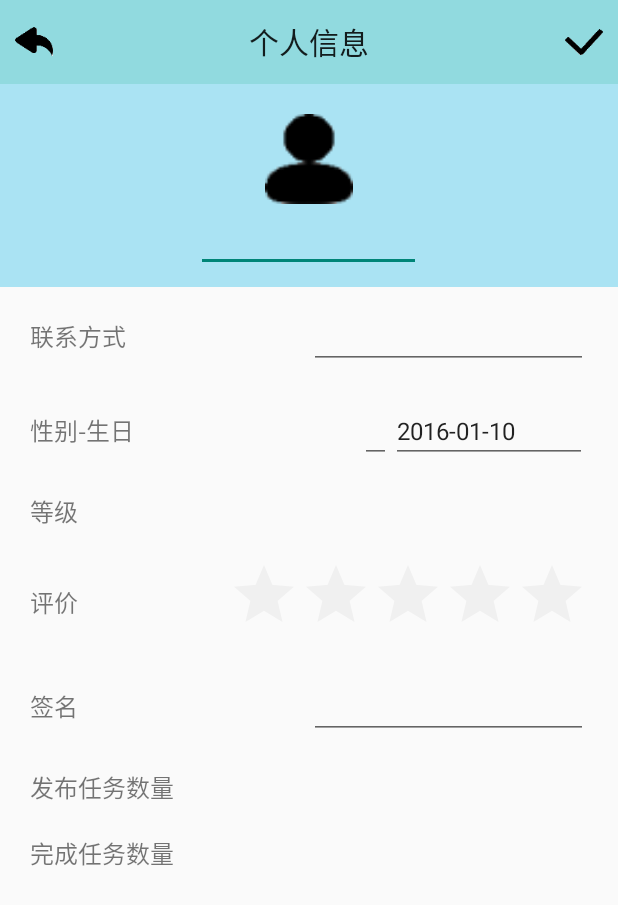
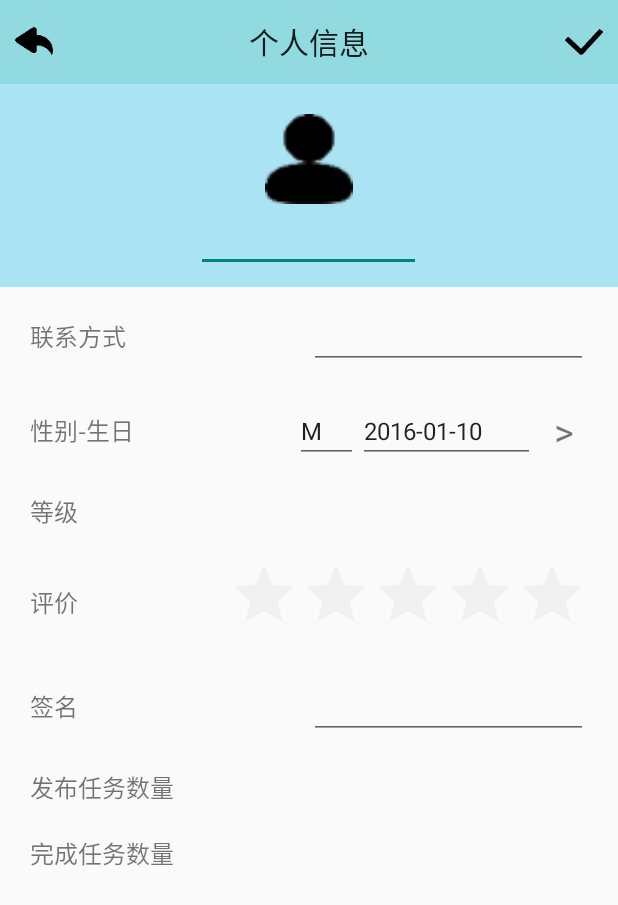
Before and after one commit to jklj077/Errand, an Android app: the UserInfoDetailActivity screen opened directly, with no data from a screen before it, on a phone screen of 412 x 824 dp. Shown: the top 905 px of the screen. Run offline under Robolectric (Android 15) with nearby library versions, the phone set to English and light mode, and no system bars; 5 statements that could not run were skipped.

```diff
--- a/app/build.gradle
+++ b/app/build.gradle
@@ -27,4 +27,5 @@ dependencies {
     compile 'com.android.support:design:23.4.0'
     compile 'com.android.support:support-v4:23.4.0'
     compile 'com.github.orangegangsters:swipy:1.1.0@aar'
+    compile 'com.google.android.gms:play-services-appindexing:8.1.0'
 }
--- a/app/src/main/AndroidManifest.xml
+++ b/app/src/main/AndroidManifest.xml
@@ -21,7 +21,11 @@
         <activity android:name=".TaskInfoDetailActivity" />
         <activity android:name=".UserInfoChangeActivity" />
         <activity android:name=".UserInfoDetailActivity" />
-        <activity android:name=".UserInfoTaskListActivity"></activity>
+        <activity android:name=".UserInfoTaskListActivity"></activity><!-- ATTENTION: This was auto-generated to add Google Play services to your project for
+     App Indexing.  See https://g.co/AppIndexing/AndroidStudio for more information. -->
+        <meta-data
+            android:name="com.google.android.gms.version"
+            android:value="@integer/google_play_services_version" />
     </application>
 
 </manifest>
--- a/app/src/main/java/com/example/errand/errand/UserInfoDetailActivity.java
+++ b/app/src/main/java/com/example/errand/errand/UserInfoDetailActivity.java
@@ -8,18 +8,38 @@
 package com.example.errand.errand;
 
 import android.app.Activity;
+import android.app.AlertDialog;
+import android.app.DatePickerDialog;
+import android.app.Dialog;
+import android.app.TimePickerDialog;
+import android.content.DialogInterface;
 import android.content.Intent;
+import android.net.Uri;
 import android.os.AsyncTask;
 import android.os.Bundle;
+import android.os.IBinder;
+import android.support.design.widget.TextInputEditText;
+import android.support.design.widget.TextInputLayout;
+import android.text.InputType;
 import android.text.TextUtils;
 import android.util.Log;
+import android.view.MotionEvent;
 import android.view.View;
+import android.view.inputmethod.InputMethodManager;
+import android.widget.Button;
+import android.widget.DatePicker;
 import android.widget.EditText;
 import android.widget.RatingBar;
 import android.widget.TextView;
+import android.widget.TimePicker;
+
+import com.google.android.gms.appindexing.Action;
+import com.google.android.gms.appindexing.AppIndex;
+import com.google.android.gms.common.api.GoogleApiClient;
 
 import org.json.JSONArray;
 import org.json.JSONObject;
+import org.w3c.dom.Text;
 
 import java.io.BufferedReader;
 import java.io.InputStreamReader;
@@ -29,6 +49,11 @@ import java.net.CookieHandler;
 import java.net.CookieManager;
 import java.net.URL;
 import java.net.URLConnection;
+import java.text.SimpleDateFormat;
+import java.util.Calendar;
+
+import static android.app.AlertDialog.*;
+import static com.example.errand.errand.TaskInfoDetailActivity.disableEditText;
 
 public class UserInfoDetailActivity extends Activity {
     private TextView back;
@@ -43,8 +68,15 @@ public class UserInfoDetailActivity extends Activity {
     private TextView finish_num;
     private RatingBar rating;
     private Errand app;
+    private Calendar birthtime;
+    private SimpleDateFormat format;
     private UserInfoChangeActivity.UserChangeInfoTask mChangeUserInfoTask;
     private UserInfoChangeActivity.UserChangePasswordTask mChangePasswordTask;
+    /**
+     * ATTENTION: This was auto-generated to implement the App Indexing API.
+     * See https://g.co/AppIndexing/AndroidStudio for more information.
+     */
+    private GoogleApiClient client;
 
     @Override
     protected void onCreate(Bundle savedInstanceState) {
@@ -53,7 +85,7 @@ public class UserInfoDetailActivity extends Activity {
         setContentView(R.layout.activity_user_info);
         String user = getIntent().getStringExtra("username");
         //Log.d("ERRAND", taskinfo.mPhone_number);
-
+        format = new SimpleDateFormat("yyyy-MM-dd");
         post_num = (TextView) findViewById(R.id.post_task_num);
         finish_num = (TextView) findViewById(R.id.finish_task_num);
         rating = (RatingBar) findViewById(R.id.ratingBar);
@@ -66,12 +98,26 @@ public class UserInfoDetailActivity extends Activity {
 
         sex = (EditText) findViewById(R.id.sex);
 
+        nickname = (EditText) findViewById(R.id.nickname);
         birth = (EditText) findViewById(R.id.birth);
-
-        nickname = (EditText) findViewById(R.id.nickname);
-
-
-
+        birth.setClickable(false);
+        birth.setFocusable(false);
+        birth.setFocusableInTouchMode(false);
+        TextView bst = (TextView) findViewById(R.id.b_st);
+        bst.setOnClickListener(new View.OnClickListener() {
+            @Override
+            public void onClick(View v) {
+                final Calendar currentDate = Calendar.getInstance();
+                birthtime = Calendar.getInstance();
+                new TaskInfoDetailActivity.MyDatePickDialog(UserInfoDetailActivity.this, new DatePickerDialog.OnDateSetListener() {
+                    @Override
+                    public void onDateSet(DatePicker view, int year, int monthOfYear, int dayOfMonth) {
+                        birthtime.set(year, monthOfYear, dayOfMonth);
+                        birth.setText(format.format(birthtime.getTime()));
+                    }
+                }, currentDate.get(Calendar.YEAR), currentDate.get(Calendar.MONTH), currentDate.get(Calendar.DAY_OF_MONTH)).show();
+            }
+        });
         back = (TextView) findViewById(R.id.back);
         back.setOnClickListener(new View.OnClickListener() {
             @Override
@@ -88,13 +134,13 @@ public class UserInfoDetailActivity extends Activity {
                 String mphone = ((EditText) findViewById(R.id.phone)).getText().toString();
                 String mnickname = ((EditText) findViewById(R.id.nickname)).getText().toString();
                 Log.d("ERRAND", mnickname);
-                String msign = ((EditText)findViewById(R.id.sign)).getText().toString();
-                String msex =  ((EditText)findViewById(R.id.sex)).getText().toString();
-                String mbirth =  ((EditText)findViewById(R.id.birth)).getText().toString();
+                String msign = ((EditText) findViewById(R.id.sign)).getText().toString();
+                String msex = ((EditText) findViewById(R.id.sex)).getText().toString();
+                String mbirth = ((EditText) findViewById(R.id.birth)).getText().toString();
 
                 Log.d("ERRAND", "BEFORE START");
 
-                UserChangeInfoTask task = new UserChangeInfoTask(mnickname,msex, mphone,mbirth, msign);
+                UserChangeInfoTask task = new UserChangeInfoTask(mnickname, msex, mphone, mbirth, msign);
                 task.execute();
                 Intent intent = getIntent();
                 Bundle bundle = new Bundle();
@@ -103,7 +149,10 @@ public class UserInfoDetailActivity extends Activity {
                 finish();
             }
         });
-        if(!app.username.equals(user) && user != null){
+        if (!app.username.equals(user) && user != null) {
+            confirm.setClickable(false);
+            confirm.setEnabled(false);
+            confirm.setVisibility(View.GONE);
             nickname.setClickable(false);
             nickname.setEnabled(false);
             sex.setClickable(false);
@@ -117,14 +166,58 @@ public class UserInfoDetailActivity extends Activity {
 
             new UserGetUserProfileTask(user).execute();
 
-        }
-        else {
+        } else {
             UserGetInfoTask taskinfo = new UserGetInfoTask();
             taskinfo.execute();
             new UserGetUserProfileTask(app.username).execute();
         }
 
+        // ATTENTION: This was auto-generated to implement the App Indexing API.
+        // See https://g.co/AppIndexing/AndroidStudio for more information.
+        client = new GoogleApiClient.Builder(this).addApi(AppIndex.API).build();
     }
+
+
+    @Override
+    public void onStart() {
+        super.onStart();
+
+        // ATTENTION: This was auto-generated to implement the App Indexing API.
+        // See https://g.co/AppIndexing/AndroidStudio for more information.
+        client.connect();
+        Action viewAction = Action.newAction(
+                Action.TYPE_VIEW, // TODO: choose an action type.
+                "UserInfoDetail Page", // TODO: Define a title for the content shown.
+                // TODO: If you have web page content that matches this app activity's content,
+                // make sure this auto-generated web page URL is correct.
+                // Otherwise, set the URL to null.
+                Uri.parse("http://host/path"),
+                // TODO: Make sure this auto-generated app URL is correct.
+                Uri.parse("android-app://com.example.errand.errand/http/host/path")
+        );
+        AppIndex.AppIndexApi.start(client, viewAction);
+    }
+
+    @Override
+    public void onStop() {
+        super.onStop();
+
+        // ATTENTION: This was auto-generated to implement the App Indexing API.
+        // See https://g.co/AppIndexing/AndroidStudio for more information.
+        Action viewAction = Action.newAction(
+                Action.TYPE_VIEW, // TODO: choose an action type.
+                "UserInfoDetail Page", // TODO: Define a title for the content shown.
+                // TODO: If you have web page content that matches this app activity's content,
+                // make sure this auto-generated web page URL is correct.
+                // Otherwise, set the URL to null.
+                Uri.parse("http://host/path"),
+                // TODO: Make sure this auto-generated app URL is correct.
+                Uri.parse("android-app://com.example.errand.errand/http/host/path")
+        );
+        AppIndex.AppIndexApi.end(client, viewAction);
+        client.disconnect();
+    }
+
     /*
     修改用户信息类
     */
@@ -212,6 +305,7 @@ public class UserInfoDetailActivity extends Activity {
             mChangeUserInfoTask = null;
         }
     }
+
     /*
         获取用户信息类
 
@@ -285,13 +379,13 @@ public class UserInfoDetailActivity extends Activity {
                     System.out.println("signature = " + mSignature);
                     System.out.println("Get My User Info succeed");
                     phone.setText(mPhone_number);
-                    sign = (EditText)findViewById(R.id.sign);
+                    sign = (EditText) findViewById(R.id.sign);
                     sign.setText(mSignature);
-                    sex = (EditText)findViewById(R.id.sex);
+                    sex = (EditText) findViewById(R.id.sex);
                     sex.setText(mSex);
-                    birth = (EditText)findViewById(R.id.birth);
+                    birth = (EditText) findViewById(R.id.birth);
                     birth.setText(mBirthday);
-                    nickname = (EditText)findViewById(R.id.nickname);
+                    nickname = (EditText) findViewById(R.id.nickname);
                     nickname.setText(mNickname);
                 } catch (Exception Ejson) {
                     System.out.println("analyze failed: " + Ejson);
@@ -392,13 +486,13 @@ public class UserInfoDetailActivity extends Activity {
                     System.out.println("Get User Profile Succeed");
                     phone = (EditText) findViewById(R.id.phone);
                     phone.setText(phone_number);
-                    sign = (EditText)findViewById(R.id.sign);
+                    sign = (EditText) findViewById(R.id.sign);
                     sign.setText(zsignature);
-                    sex = (EditText)findViewById(R.id.sex);
+                    sex = (EditText) findViewById(R.id.sex);
                     sex.setText(zsex);
-                    birth = (EditText)findViewById(R.id.birth);
+                    birth = (EditText) findViewById(R.id.birth);
                     birth.setText(zbirthday);
-                    nickname = (EditText)findViewById(R.id.nickname);
+                    nickname = (EditText) findViewById(R.id.nickname);
                     nickname.setText(znickname);
                     post_num.setText(String.valueOf(taskCreated));
                     finish_num.setText(String.valueOf(taskCompleted));
--- a/app/src/main/res/layout/activity_user_info.xml
+++ b/app/src/main/res/layout/activity_user_info.xml
@@ -124,30 +124,43 @@
             android:orientation="horizontal"
             android:paddingBottom="10dp"
             android:paddingLeft="20dp"
-            android:paddingRight="20dp"
+            android:paddingRight="15dp"
             android:paddingTop="10dp">
 
             <TextView
                 android:id="@+id/textView_sex"
                 android:layout_width="0dp"
                 android:layout_height="wrap_content"
-                android:layout_weight="0.5"
+                android:layout_weight="0.45"
                 android:text="性别-生日"
                 android:textSize="16sp" />
 
             <EditText
                 android:id="@+id/sex"
-                android:layout_width="wrap_content"
+                android:layout_width="0dp"
+                android:text="M"
                 android:layout_height="wrap_content"
+                android:textSize="16sp"
+                android:layout_weight="0.1075" />
+
+            <android.support.design.widget.TextInputEditText
+                android:id="@+id/birth"
+                android:layout_width="0dp"
+                android:layout_height="wrap_content"
+                android:layout_weight="0.3"
+                android:text="2016-01-10"
+                android:focusable="true"
+                android:focusableInTouchMode="true"
                 android:textSize="16sp" />
 
-            <EditText
-                android:id="@+id/birth"
-                android:layout_width="wrap_content"
-                android:layout_height="wrap_content"
+            <TextView
+                android:layout_width="0dp"
+                android:layout_height="match_parent"
+                android:text=">"
+                android:id="@+id/b_st"
                 android:layout_weight="0.10"
-                android:text="2016-01-10"
-                android:textSize="16sp" />
+                android:gravity="center_vertical|center_horizontal"
+                android:textSize="25dp" />
         </LinearLayout>
 
         <LinearLayout
```
Lines whose indentation alone changed are shown as unchanged.
